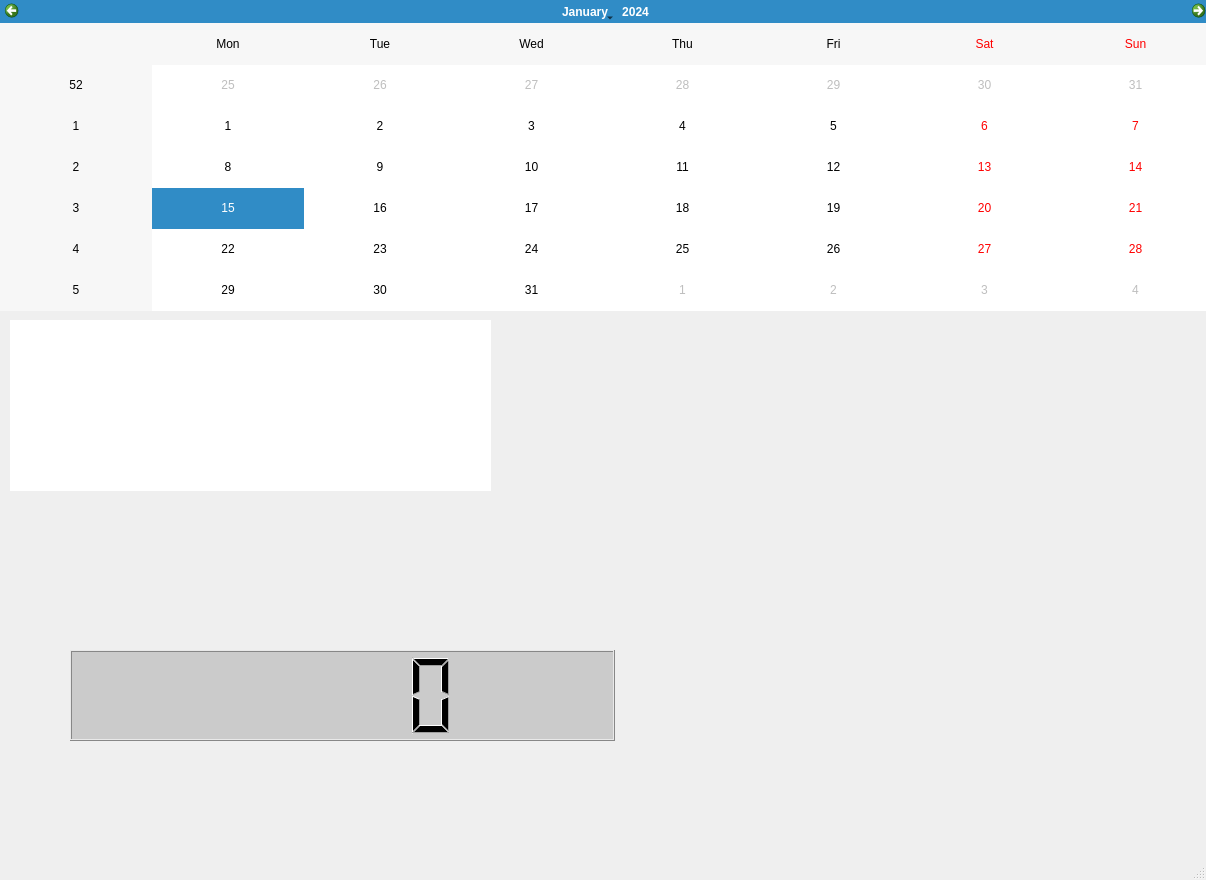
my0614/pyqt5, file mirror_project/mirror.ui: the form before one commit.
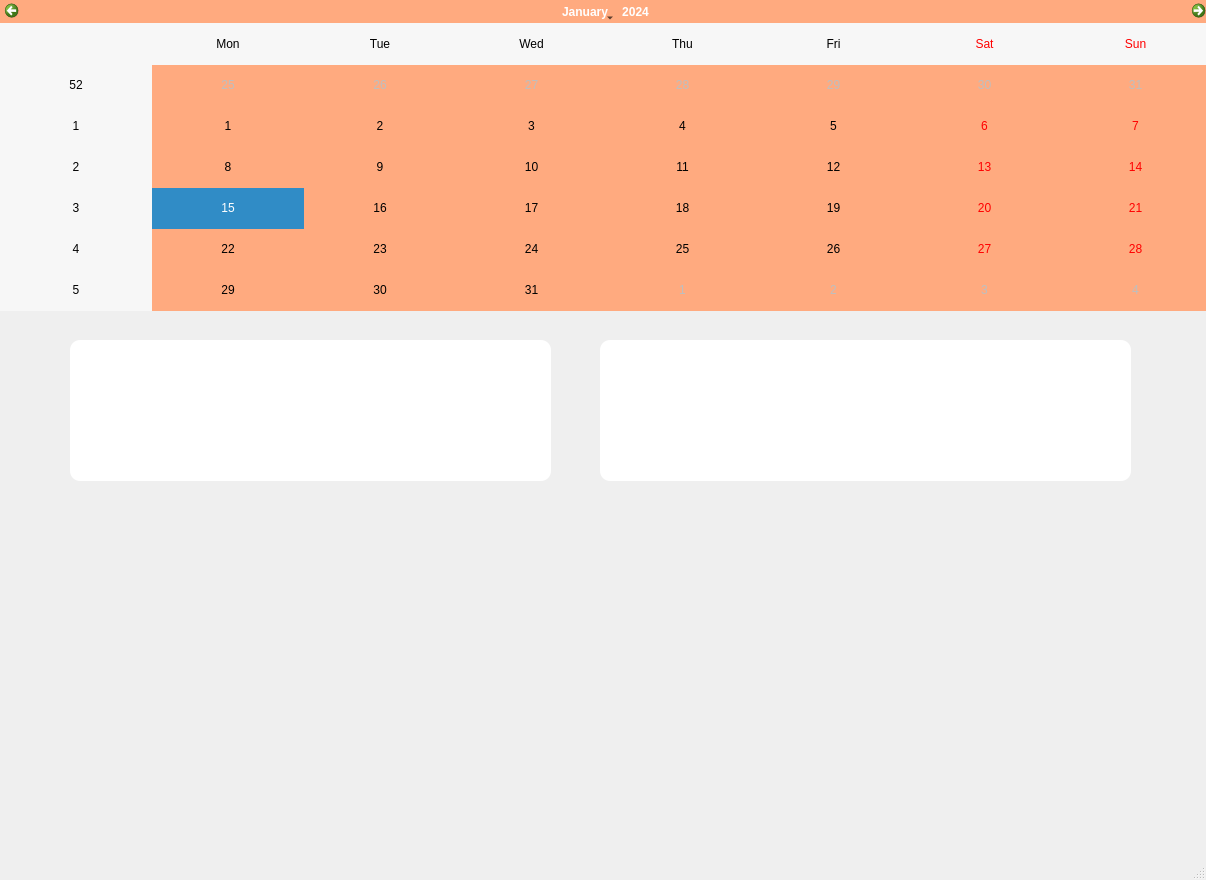
The form after the commit.

Commit message: ADD : wheather and now_time border-radius

What changed in the file:
```diff
--- a/mirror_project/mirror.ui
+++ b/mirror_project/mirror.ui
@@ -23,27 +23,17 @@
       <height>311</height>
      </rect>
     </property>
-   </widget>
-   <widget class="QLCDNumber" name="now_time">
-    <property name="geometry">
-     <rect>
-      <x>70</x>
-      <y>650</y>
-      <width>545</width>
-      <height>91</height>
-     </rect>
-    </property>
     <property name="styleSheet">
-     <string notr="true">background-color : rgb(203, 203, 203);</string>
+     <string notr="true">background-color : rgb(255, 170, 127);</string>
     </property>
    </widget>
    <widget class="QLabel" name="Weather">
     <property name="geometry">
      <rect>
-      <x>10</x>
-      <y>320</y>
+      <x>70</x>
+      <y>340</y>
       <width>481</width>
-      <height>111</height>
+      <height>91</height>
      </rect>
     </property>
     <property name="font">
@@ -57,7 +47,9 @@
     </property>
     <property name="styleSheet">
      <string notr="true">background-color : rgb(255, 255, 255);
-font: 75 9pt &quot;Agency FB&quot;;</string>
+font: 75 9pt &quot;Agency FB&quot;;
+border-top-right-radius : 10px;
+border-top-left-radius : 10px;</string>
     </property>
     <property name="text">
      <string/>
@@ -69,10 +61,10 @@
    <widget class="QLabel" name="Weather_1">
     <property name="geometry">
      <rect>
-      <x>10</x>
-      <y>430</y>
+      <x>70</x>
+      <y>400</y>
       <width>481</width>
-      <height>61</height>
+      <height>81</height>
      </rect>
     </property>
     <property name="font">
@@ -86,7 +78,39 @@
     </property>
     <property name="styleSheet">
      <string notr="true">background-color : rgb(255, 255, 255);
-font: 75 9pt &quot;Agency FB&quot;;</string>
+font: 75 9pt &quot;Agency FB&quot;;
+border-bottom-right-radius : 10px;
+border-bottom-left-radius : 10px;</string>
+    </property>
+    <property name="text">
+     <string/>
+    </property>
+    <property name="alignment">
+     <set>Qt::AlignCenter</set>
+    </property>
+   </widget>
+   <widget class="QLabel" name="now_time">
+    <property name="geometry">
+     <rect>
+      <x>600</x>
+      <y>340</y>
+      <width>531</width>
+      <height>141</height>
+     </rect>
+    </property>
+    <property name="font">
+     <font>
+      <family>Agency FB</family>
+      <pointsize>9</pointsize>
+      <weight>9</weight>
+      <italic>false</italic>
+      <bold>false</bold>
+     </font>
+    </property>
+    <property name="styleSheet">
+     <string notr="true">background-color : rgb(255,255,255);
+font: 75 9pt &quot;Agency FB&quot;;
+border-radius : 10px;</string>
     </property>
     <property name="text">
      <string/>
```
